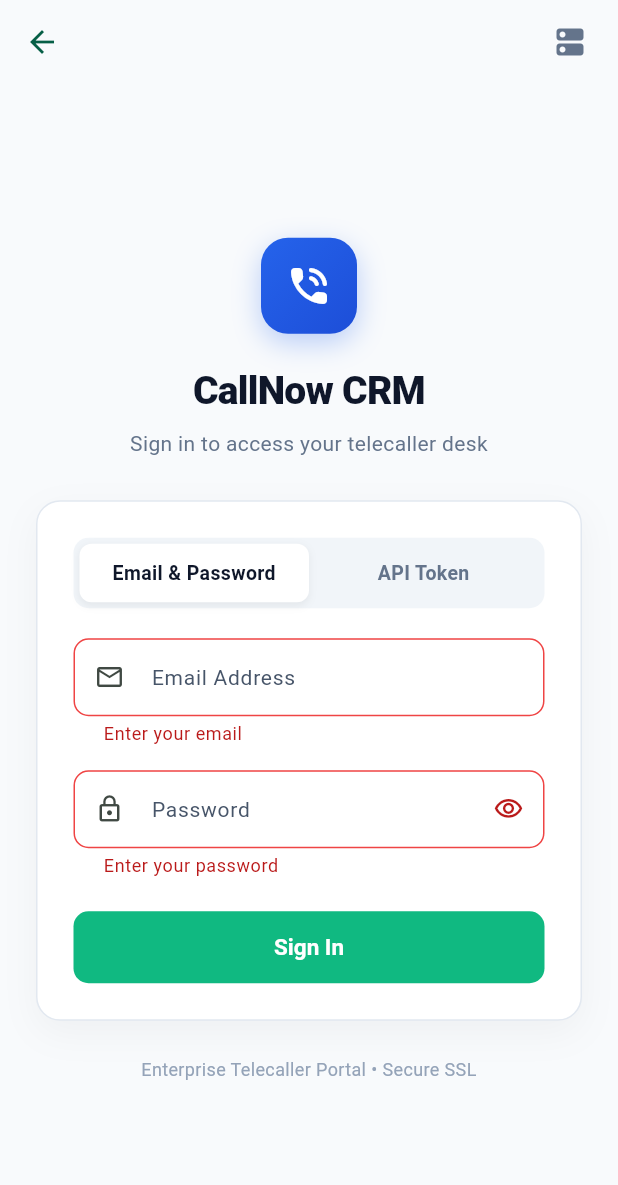
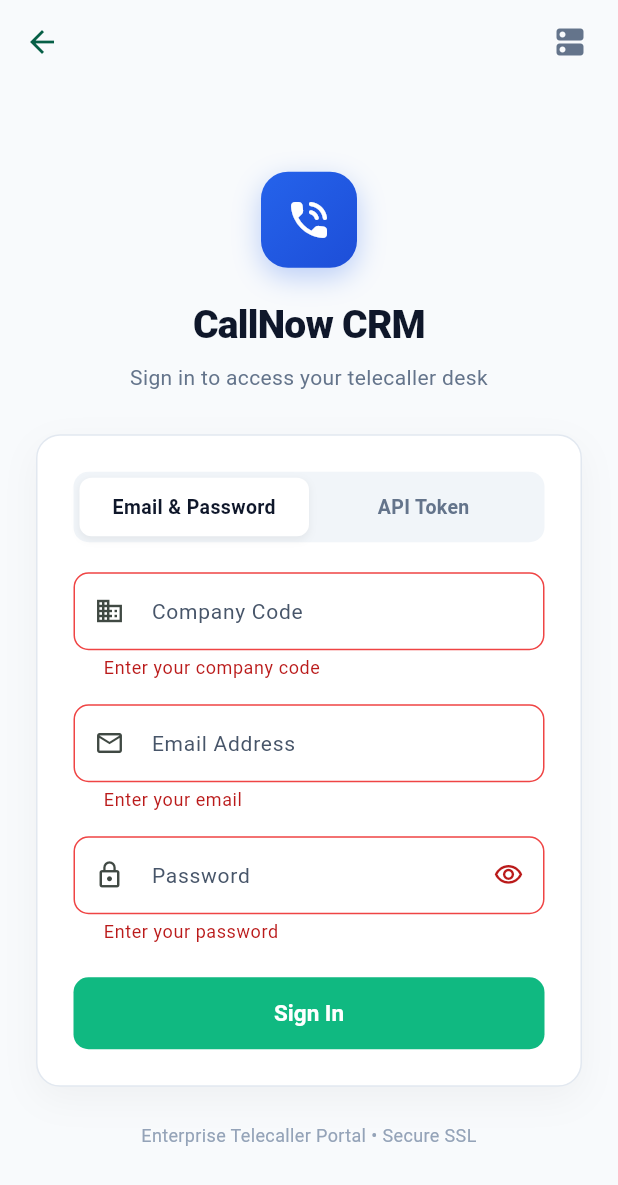
Before and after one commit to sa64ammahale/callnowMobileApp, a Flutter app: the LoginScreen screen opened by its route, after a tap on "Sign In", on a phone screen of 412 x 824 dp. Shown: the top 1185 px of the screen. Run offline on Flutter 3.47's test engine with Material 3 defaults, Android fonts, the phone set to English and light mode, and no system bars; our stand-ins replace flutter_local_notifications, flutter_secure_storage, google_fonts, shared_preferences, timezone; accounts and stored records are empty; statements that could not run were skipped.

Commit message:
feat: add user authentication and profile management services and UI

```diff
--- a/lib/model/user_profile.dart
+++ b/lib/model/user_profile.dart
@@ -10,6 +10,7 @@ class UserProfile {
   final String mobile;
   final String role;
   final String companyName;
+  final String? companyCode;
   final String teamName;
   final String department;
   final String joinDate;
@@ -27,6 +28,7 @@ class UserProfile {
     required this.mobile,
     required this.role,
     required this.companyName,
+    this.companyCode,
     required this.teamName,
     required this.department,
     required this.joinDate,
@@ -188,6 +190,7 @@ class UserProfile {
       mobile: mobile,
       role: role,
       companyName: company,
+      companyCode: _extractString(user['company_code']).isNotEmpty ? _extractString(user['company_code']) : ConfigService.companyCode,
       teamName: team,
       department: dept,
       joinDate: joinDate,
--- a/lib/screens/login_screen.dart
+++ b/lib/screens/login_screen.dart
@@ -11,6 +11,7 @@ class LoginScreen extends StatefulWidget {
 
 class _LoginScreenState extends State<LoginScreen> {
   final _formKey = GlobalKey<FormState>();
+  final _companyCodeController = TextEditingController();
   final _emailController = TextEditingController();
   final _passwordController = TextEditingController();
   final _apiTokenController = TextEditingController();
@@ -22,6 +23,7 @@ class _LoginScreenState extends State<LoginScreen> {
   @override
   void initState() {
     super.initState();
+    _companyCodeController.text = ConfigService.companyCode ?? '';
     _checkExistingSession();
   }
 
@@ -48,15 +50,20 @@ class _LoginScreenState extends State<LoginScreen> {
 
     try {
       Map<String, dynamic> result;
+      final companyCode = _companyCodeController.text.trim().toLowerCase();
 
       if (_useApiToken) {
         // Login with API token directly
-        result = await ApiService.loginWithToken(_apiTokenController.text.trim());
+        result = await ApiService.loginWithToken(
+          _apiTokenController.text.trim(),
+          companyCode: companyCode,
+        );
       } else {
         // Login with email/password
         result = await ApiService.login(
           email: _emailController.text.trim(),
           password: _passwordController.text,
+          companyCode: companyCode,
         );
       }
 
@@ -85,6 +92,7 @@ class _LoginScreenState extends State<LoginScreen> {
 
   @override
   void dispose() {
+    _companyCodeController.dispose();
     _emailController.dispose();
     _passwordController.dispose();
     _apiTokenController.dispose();
@@ -268,6 +276,25 @@ class _LoginScreenState extends State<LoginScreen> {
                           ),
                           const SizedBox(height: 20),
 
+                          // Company Code
+                          TextFormField(
+                            controller: _companyCodeController,
+                            textInputAction: TextInputAction.next,
+                            autocorrect: false,
+                            decoration: const InputDecoration(
+                              labelText: 'Company Code',
+                              hintText: 'e.g. incredit or acme',
+                              prefixIcon: Icon(Icons.business_outlined, size: 20),
+                            ),
+                            validator: (value) {
+                              if (value?.trim().isEmpty ?? true) {
+                                return 'Enter your company code';
+                              }
+                              return null;
+                            },
+                          ),
+                          const SizedBox(height: 16),
+
                           if (!_useApiToken) ...[
                             // Email/Password Login
                             TextFormField(
--- a/lib/services/api_service.dart
+++ b/lib/services/api_service.dart
@@ -22,11 +22,14 @@ class ApiService {
     return url;
   }
   static String? get _token => ConfigService.token;
+  static String? get _companyCode => ConfigService.companyCode;
 
   static Map<String, String> get _headers => {
         'Content-Type': 'application/json',
         'Accept': 'application/json',
         if (_token != null) 'Authorization': 'Bearer $_token',
+        if (_companyCode != null && _companyCode!.isNotEmpty)
+          'X-Company-Code': _companyCode!,
       };
 
   // --- SERVER DIAGNOSTICS ---
@@ -82,16 +85,27 @@ class ApiService {
   static Future<Map<String, dynamic>> login({
     required String email,
     required String password,
+    String? companyCode,
   }) async {
+    final cleanCode = (companyCode ?? ConfigService.companyCode)?.trim().toLowerCase();
     // Try both email and username field names
     final fieldNames = ['email', 'username'];
     for (final fieldName in fieldNames) {
       final url = '$_baseUrl/auth/login';
 
-      final body = {fieldName: email, 'password': password};
+      final body = <String, dynamic>{
+        fieldName: email,
+        'password': password,
+        if (cleanCode != null && cleanCode.isNotEmpty) 'company_code': cleanCode,
+      };
+      final headers = <String, String>{
+        'Content-Type': 'application/json',
+        'Accept': 'application/json',
+        if (cleanCode != null && cleanCode.isNotEmpty) 'X-Company-Code': cleanCode,
+      };
       final response = await _client.post(
         Uri.parse(url),
-        headers: {'Content-Type': 'application/json', 'Accept': 'application/json'},
+        headers: headers,
         body: json.encode(body),
       );
 
@@ -102,11 +116,17 @@ class ApiService {
           final userData = data['data']['user'] is Map
               ? Map<String, dynamic>.from(data['data']['user'])
               : <String, dynamic>{};
-          await ConfigService.saveAuthData(token, userData, fallbackEmail: email);
+          final returnedCompanyCode = data['data']['company_code']?.toString() ?? cleanCode;
+          if (returnedCompanyCode != null && returnedCompanyCode.isNotEmpty) {
+            userData['company_code'] = returnedCompanyCode;
+            await ConfigService.setCompanyCode(returnedCompanyCode);
+          }
+          await ConfigService.saveAuthData(token, userData, fallbackEmail: email, companyCode: returnedCompanyCode);
           return {
             'success': true,
             'token': token,
             'user': userData,
+            'company_code': returnedCompanyCode,
             'expires_at': data['data']['expires_at'],
           };
         }
@@ -142,14 +162,19 @@ class ApiService {
   }
 
   // Login with pre-generated API token (Bearer token)
-  static Future<Map<String, dynamic>> loginWithToken(String token) async {
+  static Future<Map<String, dynamic>> loginWithToken(String token, {String? companyCode}) async {
     if (token.isEmpty) {
       throw Exception('API token is required');
     }
 
+    final cleanCode = (companyCode ?? ConfigService.companyCode)?.trim().toLowerCase();
+    if (cleanCode != null && cleanCode.isNotEmpty) {
+      await ConfigService.setCompanyCode(cleanCode);
+    }
+
     // Save token first, then verify with getProfile
     final tempToken = token;
-    await ConfigService.saveAuthData(tempToken, {});
+    await ConfigService.saveAuthData(tempToken, {}, companyCode: cleanCode);
 
     try {
       // Verify token works by getting profile
@@ -158,6 +183,7 @@ class ApiService {
         'success': true,
         'token': tempToken,
         'user': profile,
+        'company_code': cleanCode,
       };
     } catch (e) {
       await ConfigService.clearAuthData();
--- a/lib/services/config_service.dart
+++ b/lib/services/config_service.dart
@@ -7,11 +7,13 @@ import 'package:callnow_new/services/followup_service.dart';
 class ConfigService {
   static const String _baseUrlKey = 'base_url';
   static const String _userDataKey = 'user_data';
+  static const String _companyCodeKey = 'company_code';
   static const String _defaultBaseUrl =
       'https://callnow.increditsolutions.in/api/v1';
 
   static String _cachedBaseUrl = _defaultBaseUrl;
   static String? _cachedToken;
+  static String? _cachedCompanyCode;
   static Map<String, dynamic>? _cachedUserData;
   static bool _initialized = false;
 
@@ -20,6 +22,8 @@ class ConfigService {
     final prefs = await SharedPreferences.getInstance();
     _cachedBaseUrl = prefs.getString(_baseUrlKey) ?? _defaultBaseUrl;
     _cachedToken = await SecureStorageService.instance.readToken();
+    _cachedCompanyCode = await SecureStorageService.instance.readCompanyCode() ??
+        prefs.getString(_companyCodeKey);
     final userDataStr = prefs.getString(_userDataKey);
     if (userDataStr != null) {
       try {
@@ -72,6 +76,22 @@ class ConfigService {
   }
 
   static String? get token => _cachedToken;
+
+  static String? get companyCode => _cachedCompanyCode;
+
+  static Future<void> setCompanyCode(String? code) async {
+    final prefs = await SharedPreferences.getInstance();
+    if (code != null && code.trim().isNotEmpty) {
+      final clean = code.trim().toLowerCase();
+      await SecureStorageService.instance.writeCompanyCode(clean);
+      await prefs.setString(_companyCodeKey, clean);
+      _cachedCompanyCode = clean;
+    } else {
+      await SecureStorageService.instance.deleteCompanyCode();
+      await prefs.remove(_companyCodeKey);
+      _cachedCompanyCode = null;
+    }
+  }
 
   static Map<String, dynamic>? get userData => _cachedUserData;
 
@@ -220,7 +240,7 @@ class ConfigService {
     return '';
   }
 
-  static Future<void> saveAuthData(String token, Map<String, dynamic> userData, {String? fallbackEmail}) async {
+  static Future<void> saveAuthData(String token, Map<String, dynamic> userData, {String? fallbackEmail, String? companyCode}) async {
     final prefs = await SharedPreferences.getInstance();
 
     // Preserve existing cached user fields so an empty profile from the server doesn't wipe them out!
@@ -248,6 +268,12 @@ class ConfigService {
         merged[k] = v;
       }
     });
+
+    final resolvedCompanyCode = (companyCode ?? merged['company_code'] ?? _cachedCompanyCode)?.toString().trim().toLowerCase();
+    if (resolvedCompanyCode != null && resolvedCompanyCode.isNotEmpty) {
+      merged['company_code'] = resolvedCompanyCode;
+      await setCompanyCode(resolvedCompanyCode);
+    }
 
     if (fallbackEmail != null && fallbackEmail.trim().isNotEmpty && fallbackEmail.contains('@')) {
       merged.putIfAbsent('email', () => fallbackEmail.trim());
@@ -286,12 +312,22 @@ class ConfigService {
     _cachedUserData = merged;
   }
 
-  static Future<void> clearAuthData() async {
+  static Future<void> clearAuthData({bool clearCompanyCode = false}) async {
     final prefs = await SharedPreferences.getInstance();
+    final savedCompany = _cachedCompanyCode;
     await SecureStorageService.instance.clearAll();
     await prefs.remove(_userDataKey);
     _cachedToken = null;
     _cachedUserData = null;
+    if (clearCompanyCode) {
+      _cachedCompanyCode = null;
+      await prefs.remove(_companyCodeKey);
+    } else if (savedCompany != null) {
+      // Retain company code across logouts so user does not need to retype it
+      await SecureStorageService.instance.writeCompanyCode(savedCompany);
+      await prefs.setString(_companyCodeKey, savedCompany);
+      _cachedCompanyCode = savedCompany;
+    }
     FollowupService.instance.clearLocalCache();
   }
 
--- a/lib/services/secure_storage_service.dart
+++ b/lib/services/secure_storage_service.dart
@@ -8,6 +8,7 @@ class SecureStorageService {
   SecureStorageService._internal();
 
   static const _tokenKey = 'callnow_auth_token';
+  static const _companyCodeKey = 'callnow_company_code';
   static const _userEmailKey = 'callnow_user_email';
   static const _userPhoneKey = 'callnow_user_phone';
   static const _userNameKey = 'callnow_user_name';
@@ -95,6 +96,10 @@ class SecureStorageService {
   Future<void> writeUserId(String id) => writeUserField(_userIdKey, id);
   Future<String?> readUserId() => readUserField(_userIdKey);
   Future<void> deleteUserId() => deleteUserField(_userIdKey);
+
+  Future<void> writeCompanyCode(String code) => writeUserField(_companyCodeKey, code);
+  Future<String?> readCompanyCode() => readUserField(_companyCodeKey);
+  Future<void> deleteCompanyCode() => deleteUserField(_companyCodeKey);
 }
 
 /// Backend interface for secure storage operations.
```
Also changed, not shown: 1 other file.
